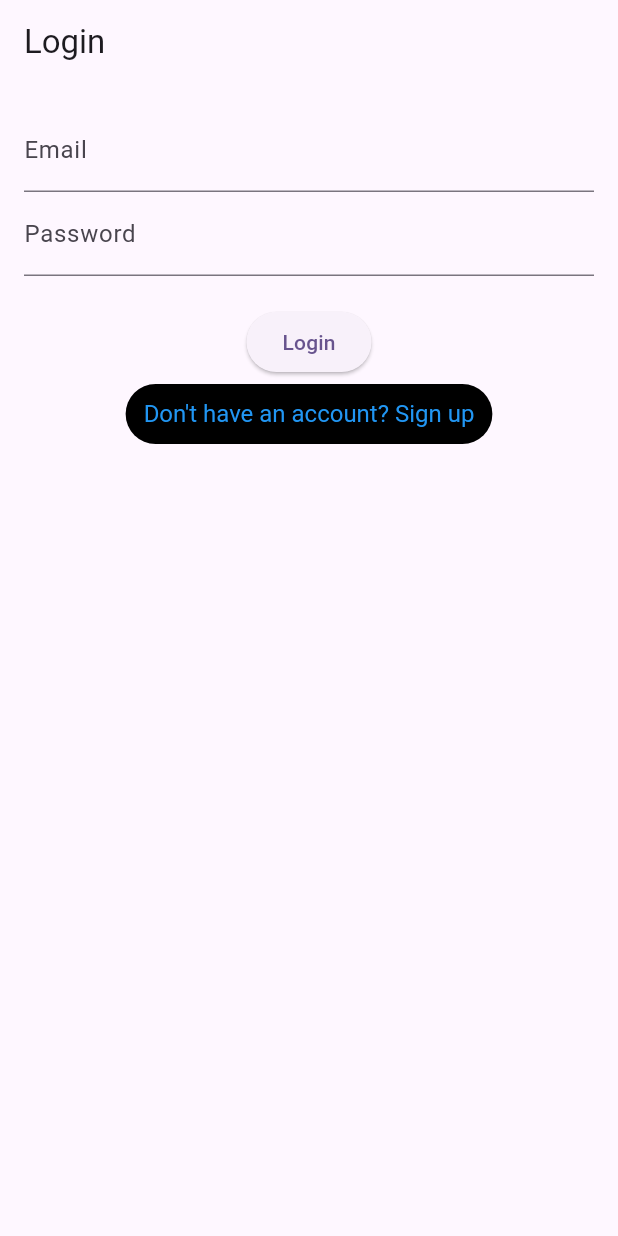
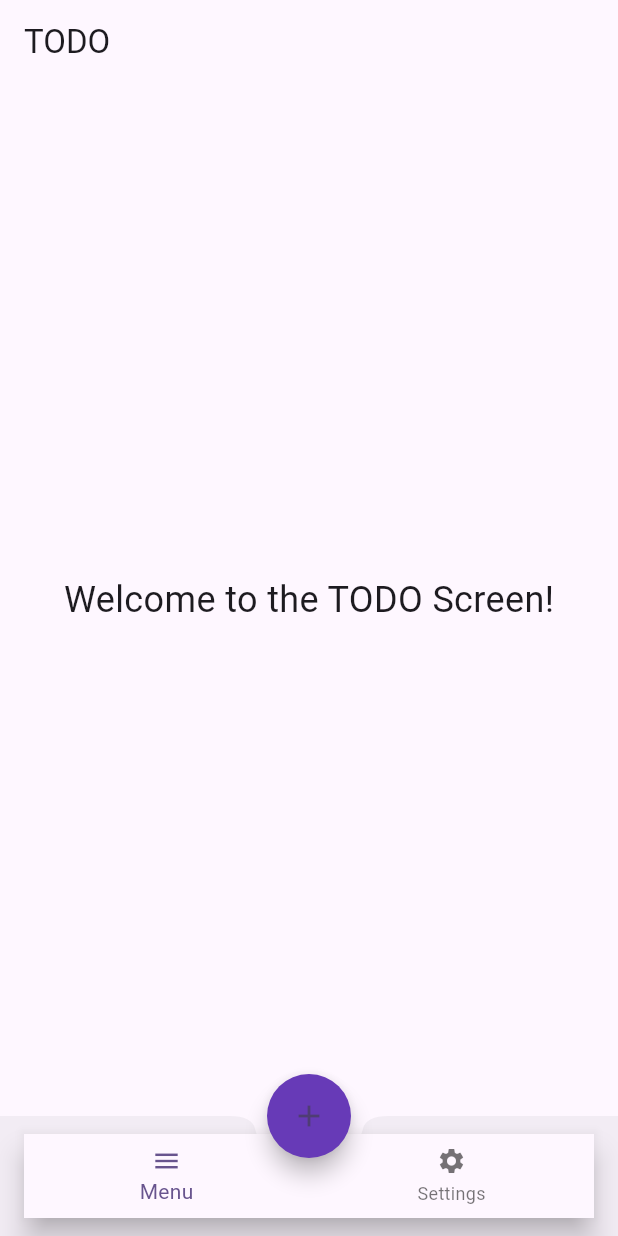
Before and after one commit to MohamedAliShaltoot/XO_Game, a Flutter app: the screen it shows after launch, on a phone screen of 412 x 824 dp. Run offline on Flutter 3.47's test engine with Material 3 defaults, Android fonts, the phone set to English and light mode, and no system bars; our stand-ins replace firebase_auth, firebase_core, shimmer; accounts and stored records are empty.

Commit message:
create home screen

```diff
--- a/lib/main.dart
+++ b/lib/main.dart
@@ -2,6 +2,7 @@ import 'package:firebase_core/firebase_core.dart';
 import 'package:flutter/material.dart';
 import 'package:xo_game/fire_base%20feature/login_screen.dart';
 import 'package:xo_game/firebase_options.dart';
+import 'package:xo_game/to_do_using_firebase/features/home_screen/home-screen.dart';
 import 'package:xo_game/xo_features/xo_screens/xo_game_screen.dart';
 
 void main() async {
@@ -24,13 +25,13 @@ class XOGAME extends StatelessWidget {
         colorScheme: ColorScheme.fromSeed(seedColor: Colors.deepPurple),
         useMaterial3: true,
       ),
-      initialRoute: LoginScreenn.routeName,
+      // initialRoute: LoginScreenn.routeName,
 
-      routes: {
-        LoginScreenn.routeName: (context) => const LoginScreenn(),
-        XoGameScreen.routeName: (context) => const XoGameScreen()
-      },
-//home: const LoginScreenn(),
+      // routes: {
+      //   LoginScreenn.routeName: (context) => const LoginScreenn(),
+      //   XoGameScreen.routeName: (context) => const XoGameScreen()
+      // },
+home: const HomeScreen(),
     );
   }
 }
--- /dev/null
+++ b/lib/to_do_using_firebase/features/home_screen/home-screen.dart
@@ -0,0 +1,55 @@
+import 'package:flutter/material.dart';
+
+class HomeScreen extends StatelessWidget {
+  const HomeScreen({super.key});
+
+  @override
+  Widget build(BuildContext context) {
+    return Scaffold(
+      appBar: AppBar(
+        title: const Text('TODO'),
+      ),
+      floatingActionButtonLocation: FloatingActionButtonLocation.centerDocked,
+      floatingActionButton: FloatingActionButton(
+        backgroundColor: Colors.deepPurple,
+        shape: RoundedRectangleBorder(
+          borderRadius: BorderRadius.circular(360),
+        ),
+        onPressed: () {
+          // ScaffoldMessenger.of(context).showSnackBar(
+          //   const SnackBar(content: Text('Add TODO item')),
+          // );
+        },
+        child: const Icon(Icons.add),
+      ),
+      bottomNavigationBar: BottomAppBar(
+        shape: const CircularNotchedRectangle(),
+        notchMargin: 9,
+        // color: Colors.deepPurple,
+        child: BottomNavigationBar(
+          items: const [
+            BottomNavigationBarItem(
+              icon: Icon(Icons.menu, size: 20),
+              label: 'Menu',
+            ),
+            BottomNavigationBarItem(
+              icon: Icon(Icons.settings, size: 20),
+              label: 'Settings',
+            ),
+          ],
+        ),
+      ),
+      body: const Center(
+        child: Column(
+          mainAxisAlignment: MainAxisAlignment.center,
+          children: <Widget>[
+            Text(
+              'Welcome to the TODO Screen!',
+              style: TextStyle(fontSize: 24),
+            ),
+          ],
+        ),
+      ),
+    );
+  }
+}
```
Also changed, not shown: lib/to_do_using_firebase/features/home_screen/manager/home_cubit/home_cubit.dart (added), lib/to_do_using_firebase/features/home_screen/manager/home_cubit/home_state.dart (added), lib/to_do_using_firebase/features/tasks_screen/add_task_screen.dart (added), lib/to_do_using_firebase/features/tasks_screen/delete_task_task.dart (added), lib/to_do_using_firebase/features/tasks_screen/update_task_screen.dart (added).
